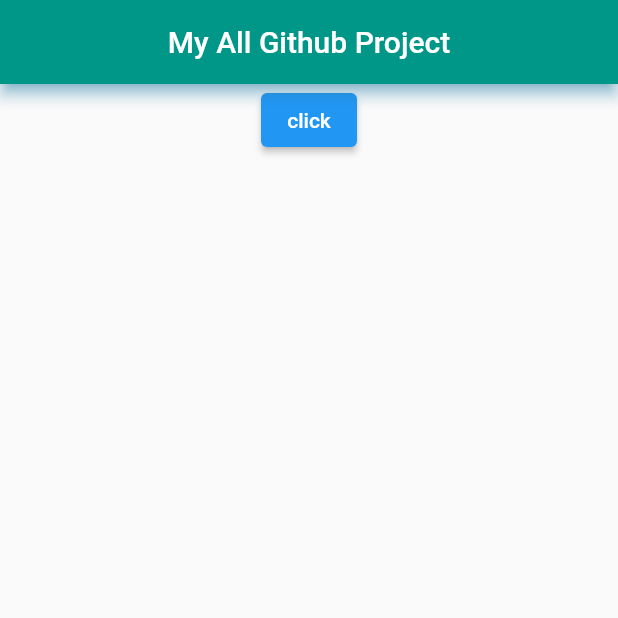
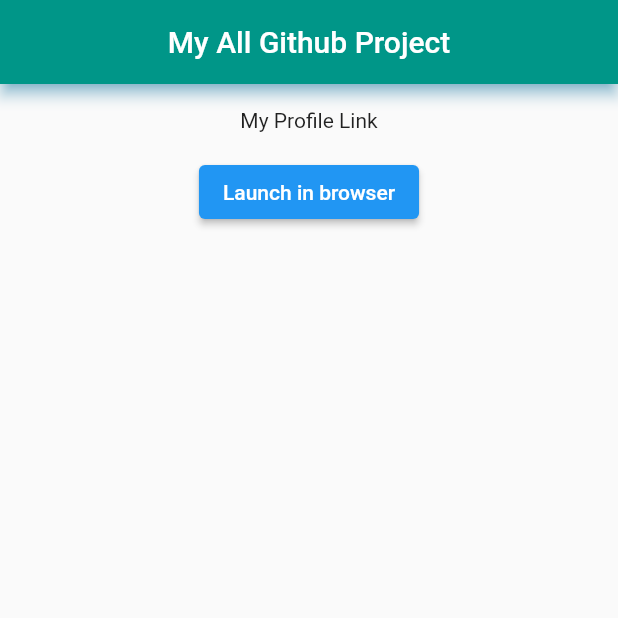
Before and after one commit to shubhamgitvns/mygitproject, a Flutter app: the screen it shows after launch, on a phone screen of 412 x 824 dp, the top half of it. Run offline on Flutter 3.47's test engine with Material 2 defaults, Android fonts, the phone set to English and light mode, and no system bars.

Commit message:
Create a  _launch in browser function and call in the on-pressed function

```diff
--- /dev/null
+++ b/lib/Stateful.dart
@@ -0,0 +1,46 @@
+import 'package:flutter/material.dart';
+import 'package:url_launcher/link.dart';
+import 'package:url_launcher/url_launcher.dart';
+
+class MyHomePage extends StatefulWidget {
+  const MyHomePage({super.key});
+
+  @override
+  State<MyHomePage> createState() => _MyHomePageState();
+}
+
+class _MyHomePageState extends State<MyHomePage> {
+  Future<void>? _launched;
+  @override
+  Future<void> _launchInBrowser(Uri url) async {
+    if (!await launchUrl(
+      url,
+      mode: LaunchMode.externalApplication,
+    )) {
+      throw Exception('Could not launch $url');
+    }
+  }
+
+  Widget build(BuildContext context) {
+    final Uri toLaunch = Uri(
+        scheme: 'https',
+        host: 'github.com',
+        path: '/shubhamgitvns');
+    return Center(
+      child: Column(
+        children: <Widget>[
+          const Padding(
+            padding: EdgeInsets.all(16.0),
+            child: Text("My Profile Link"),
+          ),
+          ElevatedButton(
+            onPressed: () => setState(() {
+              _launched = _launchInBrowser(toLaunch);
+            }),
+            child: const Text('Launch in browser'),
+          ),
+        ],
+      ),
+    );
+  }
+}
--- /dev/null
+++ b/lib/Stateless.dart
@@ -0,0 +1,26 @@
+import 'package:flutter/material.dart';
+
+import 'Stateful.dart';
+
+class MyApp extends StatelessWidget {
+  const MyApp({super.key});
+
+  // This widget is the root of your application.
+  @override
+  Widget build(BuildContext context) {
+    return  MaterialApp(
+      debugShowCheckedModeBanner: false,
+      title: "My Github Project",
+      home: Scaffold(
+        appBar: AppBar(
+          backgroundColor: Colors.teal,
+          shadowColor: Colors.lightBlueAccent,
+          title: const Text("My All Github Project"),
+          centerTitle: true,
+        ),
+        body:  const MyHomePage(),
+      ),
+
+    );
+  }
+}
--- a/lib/main.dart
+++ b/lib/main.dart
@@ -1,49 +1,9 @@
 import 'package:flutter/material.dart';
+
+
+import 'Stateless.dart';
+
 
 void main() {
   runApp(const MyApp());
 }
-
-class MyApp extends StatelessWidget {
-  const MyApp({super.key});
-
-  // This widget is the root of your application.
-  @override
-  Widget build(BuildContext context) {
-    return  MaterialApp(
-      debugShowCheckedModeBanner: false,
-      title: "My Github Project",
-      home: Scaffold(
-        appBar: AppBar(
-          backgroundColor: Colors.teal,
-          shadowColor: Colors.lightBlueAccent,
-          title: const Text("My All Github Project"),
-          centerTitle: true,
-        ),
-        body: MyHomePage(),
-      ),
-
-    );
-  }
-}
-
-class MyHomePage extends StatefulWidget {
-  const MyHomePage({super.key});
-
-  @override
-  State<MyHomePage> createState() => _MyHomePageState();
-}
-
-class _MyHomePageState extends State<MyHomePage> {
-  @override
-  Widget build(BuildContext context) {
-    return Center(
-      child: Column(
-        children: <Widget>[
-          ElevatedButton(onPressed: (){},
-              child:const Text("click"))
-        ],
-      ),
-    );
-  }
-}
--- a/pubspec.yaml
+++ b/pubspec.yaml
@@ -35,6 +35,7 @@
   # The following adds the Cupertino Icons font to your application.
   # Use with the CupertinoIcons class for iOS style icons.
   cupertino_icons: ^1.0.2
+  url_launcher: ^6.1.11
 
 dev_dependencies:
   flutter_test:
```
Also changed, not shown: pubspec.lock, 5 other files.
